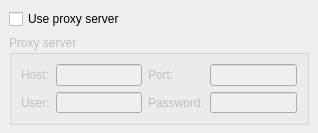
BackupTheBerlios/qxygen-svn, file src/settings/networkswidget.ui: the form before one commit.
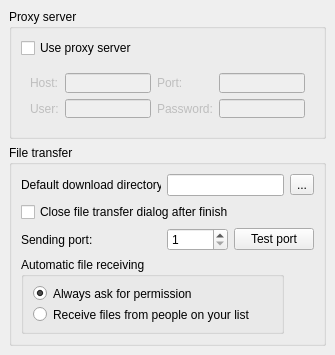
The form after the commit.

Patch:
```diff
--- a/src/settings/networkswidget.ui
+++ b/src/settings/networkswidget.ui
@@ -8,54 +8,47 @@
    <rect>
     <x>0</x>
     <y>0</y>
-    <width>318</width>
-    <height>133</height>
+    <width>335</width>
+    <height>355</height>
    </rect>
   </property>
   <property name="minimumSize" >
    <size>
-    <width>318</width>
-    <height>133</height>
+    <width>335</width>
+    <height>355</height>
    </size>
   </property>
   <property name="maximumSize" >
    <size>
     <width>16777215</width>
-    <height>133</height>
+    <height>355</height>
    </size>
   </property>
   <property name="windowTitle" >
    <string/>
   </property>
-  <layout class="QGridLayout" >
-   <property name="margin" >
-    <number>9</number>
-   </property>
-   <property name="spacing" >
-    <number>6</number>
-   </property>
-   <item row="0" column="0" >
-    <widget class="QCheckBox" name="useProxyCheckBox" >
-     <property name="text" >
-      <string>Use proxy server</string>
-     </property>
-    </widget>
-   </item>
-   <item row="1" column="0" >
     <widget class="QGroupBox" name="groupBox" >
      <property name="enabled" >
-      <bool>false</bool>
+    <bool>true</bool>
+   </property>
+   <property name="geometry" >
+    <rect>
+     <x>9</x>
+     <y>9</y>
+     <width>317</width>
+     <height>130</height>
+    </rect>
      </property>
      <property name="minimumSize" >
       <size>
        <width>300</width>
-       <height>90</height>
+     <height>130</height>
       </size>
      </property>
      <property name="maximumSize" >
       <size>
        <width>16777215</width>
-       <height>90</height>
+     <height>130</height>
       </size>
      </property>
      <property name="title" >
@@ -68,9 +61,31 @@
       <property name="spacing" >
        <number>6</number>
       </property>
-      <item row="0" column="3" >
-       <widget class="QLineEdit" name="portLineEdit" />
-      </item>
+    <item row="0" column="0" >
+     <widget class="QCheckBox" name="useProxyCheckBox" >
+      <property name="text" >
+       <string>Use proxy server</string>
+      </property>
+     </widget>
+    </item>
+    <item row="1" column="0" >
+     <widget class="QFrame" name="frame" >
+      <property name="enabled" >
+       <bool>false</bool>
+      </property>
+      <property name="frameShape" >
+       <enum>QFrame::NoFrame</enum>
+      </property>
+      <property name="frameShadow" >
+       <enum>QFrame::Plain</enum>
+      </property>
+      <layout class="QGridLayout" >
+       <property name="margin" >
+        <number>9</number>
+       </property>
+       <property name="spacing" >
+        <number>6</number>
+       </property>
       <item row="1" column="3" >
        <widget class="QLineEdit" name="passLineEdit" >
         <property name="echoMode" >
@@ -78,6 +93,32 @@
         </property>
        </widget>
       </item>
+       <item row="1" column="2" >
+        <widget class="QLabel" name="label_4" >
+         <property name="text" >
+          <string>Password:</string>
+         </property>
+         <property name="buddy" >
+          <cstring>passLineEdit</cstring>
+         </property>
+        </widget>
+       </item>
+       <item row="1" column="1" >
+        <widget class="QLineEdit" name="userLineEdit" />
+       </item>
+       <item row="1" column="0" >
+        <widget class="QLabel" name="label_2" >
+         <property name="text" >
+          <string>User:</string>
+         </property>
+         <property name="buddy" >
+          <cstring>userLineEdit</cstring>
+         </property>
+        </widget>
+       </item>
+       <item row="0" column="3" >
+        <widget class="QLineEdit" name="portLineEdit" />
+       </item>
       <item row="0" column="2" >
        <widget class="QLabel" name="label_3" >
         <property name="text" >
@@ -88,6 +129,9 @@
         </property>
        </widget>
       </item>
+       <item row="0" column="1" >
+        <widget class="QLineEdit" name="hostLineEdit" />
+       </item>
       <item row="0" column="0" >
        <widget class="QLabel" name="label" >
         <property name="text" >
@@ -98,36 +142,118 @@
         </property>
        </widget>
       </item>
-      <item row="0" column="1" >
-       <widget class="QLineEdit" name="hostLineEdit" />
-      </item>
-      <item row="1" column="1" >
-       <widget class="QLineEdit" name="userLineEdit" />
-      </item>
+      </layout>
+     </widget>
+    </item>
+   </layout>
+  </widget>
+  <widget class="QGroupBox" name="groupBox_2" >
+   <property name="geometry" >
+    <rect>
+     <x>9</x>
+     <y>145</y>
+     <width>317</width>
+     <height>201</height>
+    </rect>
+   </property>
+   <property name="title" >
+    <string>File transfer</string>
+   </property>
+   <layout class="QGridLayout" >
+    <property name="margin" >
+     <number>9</number>
+    </property>
+    <property name="spacing" >
+     <number>6</number>
+    </property>
+    <item row="2" column="1" >
+     <widget class="QSpinBox" name="sendPortSpinBox" >
+      <property name="buttonSymbols" >
+       <enum>QAbstractSpinBox::UpDownArrows</enum>
+      </property>
+      <property name="maximum" >
+       <number>65535</number>
+      </property>
+      <property name="minimum" >
+       <number>1</number>
+      </property>
+      <property name="value" >
+       <number>1</number>
+      </property>
+     </widget>
+    </item>
+    <item row="2" column="2" colspan="2" >
+     <widget class="QPushButton" name="testPortPushButton" >
+      <property name="text" >
+       <string>Test port</string>
+      </property>
+     </widget>
+    </item>
+    <item row="0" column="3" >
+     <widget class="QToolButton" name="downloadDirToolButton" >
+      <property name="text" >
+       <string>...</string>
+      </property>
+     </widget>
+    </item>
+    <item row="1" column="0" colspan="3" >
+     <widget class="QCheckBox" name="closeDialogCheckBox" >
+      <property name="text" >
+       <string>Close file transfer dialog after finish</string>
+      </property>
+     </widget>
+    </item>
+    <item row="0" column="1" colspan="2" >
+     <widget class="QLineEdit" name="downloadDirLineEdit" />
+    </item>
+    <item row="3" column="0" colspan="3" >
+     <widget class="QGroupBox" name="groupBox_3" >
+      <property name="title" >
+       <string>Automatic file receiving</string>
+      </property>
+      <layout class="QGridLayout" >
+       <property name="margin" >
+        <number>9</number>
+       </property>
+       <property name="spacing" >
+        <number>6</number>
+       </property>
       <item row="1" column="0" >
-       <widget class="QLabel" name="label_2" >
+        <widget class="QRadioButton" name="receiveFromListRadioButton" >
         <property name="text" >
-         <string>User:</string>
-        </property>
-        <property name="buddy" >
-         <cstring>userLineEdit</cstring>
-        </property>
-       </widget>
-      </item>
-      <item row="1" column="2" >
-       <widget class="QLabel" name="label_4" >
+          <string>Receive files from people on your list</string>
+         </property>
+        </widget>
+       </item>
+       <item row="0" column="0" >
+        <widget class="QRadioButton" name="alwaysAskRadioButton" >
         <property name="text" >
-         <string>Password:</string>
-        </property>
-        <property name="buddy" >
-         <cstring>passLineEdit</cstring>
+          <string>Always ask for permission</string>
+         </property>
+         <property name="checked" >
+          <bool>true</bool>
         </property>
        </widget>
       </item>
      </layout>
     </widget>
    </item>
-  </layout>
+    <item row="0" column="0" >
+     <widget class="QLabel" name="label_5" >
+      <property name="text" >
+       <string>Default download directory:</string>
+      </property>
+     </widget>
+    </item>
+    <item row="2" column="0" >
+     <widget class="QLabel" name="label_6" >
+      <property name="text" >
+       <string>Sending port:</string>
+      </property>
+     </widget>
+    </item>
+   </layout>
+  </widget>
  </widget>
  <pixmapfunction></pixmapfunction>
  <tabstops>
```
Left out of the diff: 12 changed lines with no effect on the pictures. Lines whose indentation alone changed are shown as unchanged.
